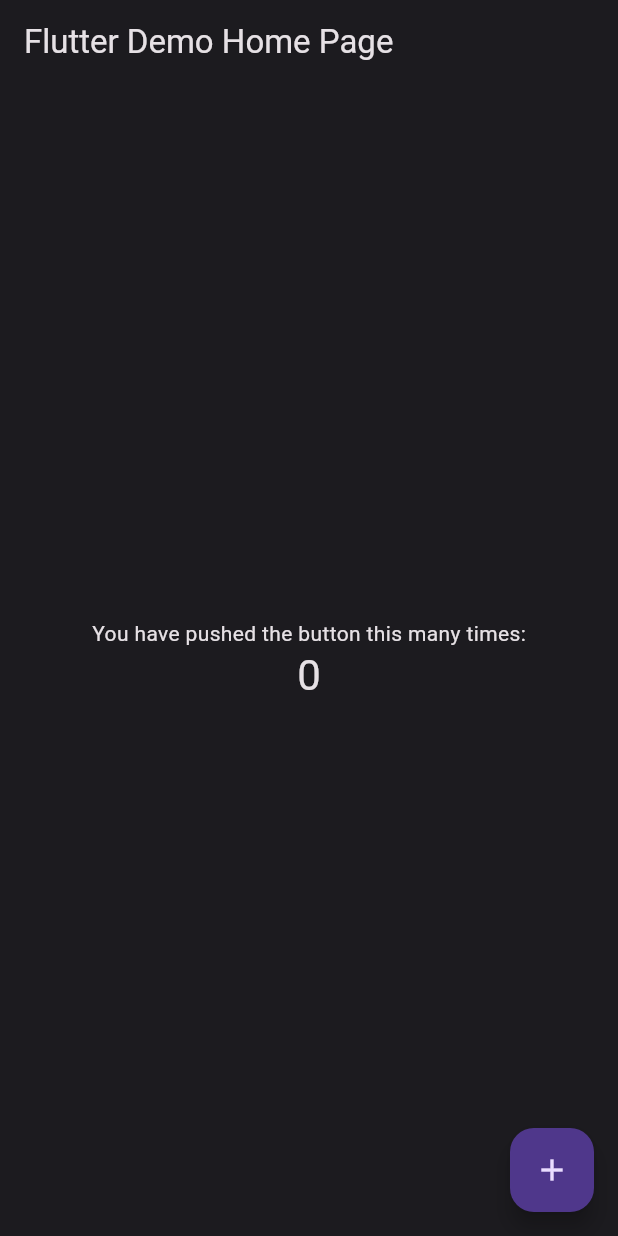
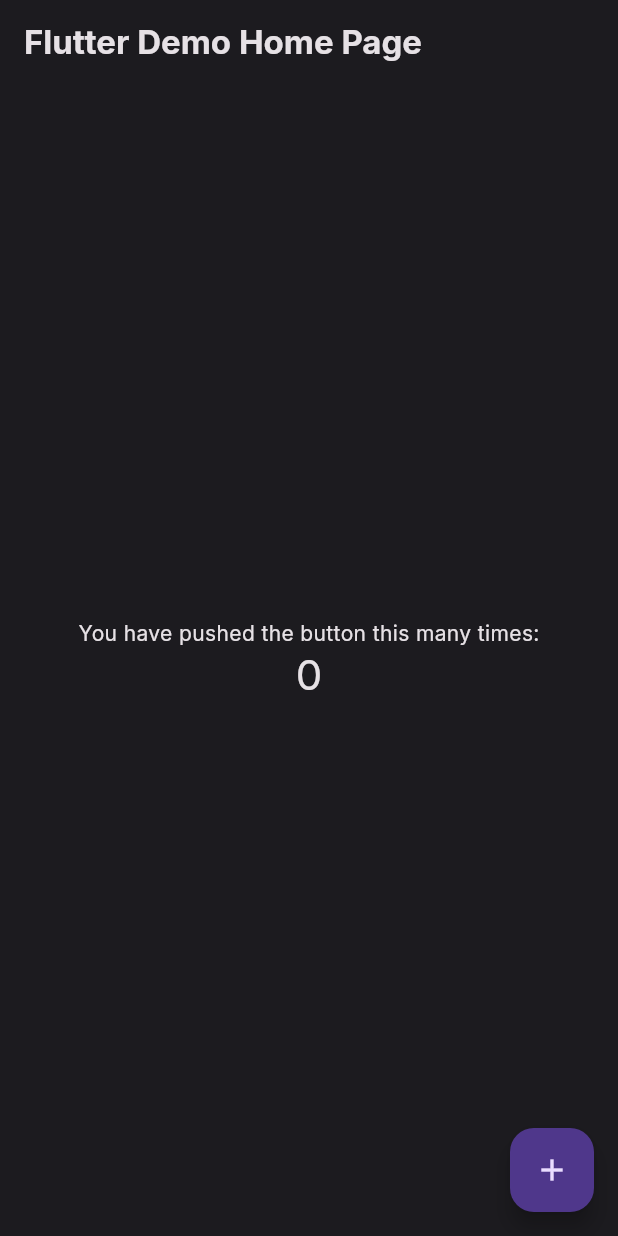
Before and after one commit to leehack/flutter_skeleton, a Flutter app: the screen it shows after launch, on a phone screen of 412 x 824 dp. Run offline on Flutter 3.47's test engine with Material 2 defaults, Android fonts, the phone set to English and light mode, and no system bars; our stand-ins replace google_fonts.

Commit message:
Apply typography

```diff
--- a/apps/main_app/lib/main.dart
+++ b/apps/main_app/lib/main.dart
@@ -1,5 +1,6 @@
 import 'package:flutter/material.dart';
 import 'package:main_app/theme/color_schemes.g.dart';
+import 'package:main_app/theme/typography.dart';
 
 void main() {
   runApp(const MyApp());
@@ -12,8 +13,16 @@ class MyApp extends StatelessWidget {
   Widget build(BuildContext context) {
     return MaterialApp(
       title: 'Flutter Demo',
-      theme: ThemeData(useMaterial3: true, colorScheme: lightColorScheme),
-      darkTheme: ThemeData(useMaterial3: true, colorScheme: darkColorScheme),
+      theme: ThemeData(
+        useMaterial3: true,
+        colorScheme: lightColorScheme,
+        textTheme: textTheme,
+      ),
+      darkTheme: ThemeData(
+        useMaterial3: true,
+        colorScheme: darkColorScheme,
+        textTheme: textTheme,
+      ),
       themeMode: ThemeMode.dark,
       home: const MyHomePage(title: 'Flutter Demo Home Page'),
     );
--- /dev/null
+++ b/apps/main_app/lib/theme/typography.dart
@@ -0,0 +1,83 @@
+import 'package:flutter/material.dart';
+import 'package:google_fonts/google_fonts.dart';
+
+final textTheme = TextTheme(
+  displayLarge: GoogleFonts.inter(
+    fontWeight: FontWeight.w400,
+    fontSize: 57,
+    height: 64 / 57,
+    letterSpacing: -0.25,
+  ),
+  displayMedium: GoogleFonts.inter(
+    fontWeight: FontWeight.w400,
+    fontSize: 45,
+    height: 52 / 45,
+  ),
+  displaySmall: GoogleFonts.inter(
+    fontWeight: FontWeight.w400,
+    fontSize: 36,
+    height: 44 / 36,
+  ),
+  headlineLarge: GoogleFonts.inter(
+    fontWeight: FontWeight.w400,
+    fontSize: 32,
+    height: 40 / 32,
+  ),
+  headlineMedium: GoogleFonts.inter(
+    fontWeight: FontWeight.w400,
+    fontSize: 28,
+    height: 36 / 28,
+  ),
+  headlineSmall: GoogleFonts.inter(
+    fontWeight: FontWeight.w400,
+    fontSize: 24,
+    height: 32 / 24,
+  ),
+  titleLarge: GoogleFonts.inter(
+    fontWeight: FontWeight.w700,
+    fontSize: 22,
+    height: 28 / 22,
+  ),
+  titleMedium: GoogleFonts.inter(
+    fontWeight: FontWeight.w600,
+    fontSize: 16,
+    height: 24 / 16,
+    letterSpacing: 0.1,
+  ),
+  titleSmall: GoogleFonts.inter(
+    fontWeight: FontWeight.w600,
+    fontSize: 14,
+    height: 20 / 14,
+    letterSpacing: 0.1,
+  ),
+  labelLarge: GoogleFonts.inter(
+    fontWeight: FontWeight.w700,
+    fontSize: 14,
+    height: 20 / 14,
+  ),
+  labelMedium: GoogleFonts.inter(
+    fontWeight: FontWeight.w700,
+    fontSize: 12,
+    height: 16 / 12,
+  ),
+  labelSmall: GoogleFonts.inter(
+    fontWeight: FontWeight.w700,
+    fontSize: 11,
+    height: 16 / 11,
+  ),
+  bodyLarge: GoogleFonts.inter(
+    fontWeight: FontWeight.w400,
+    fontSize: 16,
+    height: 24 / 16,
+  ),
+  bodyMedium: GoogleFonts.inter(
+    fontWeight: FontWeight.w400,
+    fontSize: 14,
+    height: 20 / 14,
+  ),
+  bodySmall: GoogleFonts.inter(
+    fontWeight: FontWeight.w400,
+    fontSize: 12,
+    height: 16 / 12,
+  ),
+);
--- a/apps/main_app/pubspec.yaml
+++ b/apps/main_app/pubspec.yaml
@@ -38,6 +38,7 @@ dependencies:
   # The following adds the Cupertino Icons font to your application.
   # Use with the CupertinoIcons class for iOS style icons.
   cupertino_icons: ^1.0.2
+  google_fonts: ^3.0.1
 
 dev_dependencies:
   flutter_test:
```
Also changed, not shown: apps/main_app/pubspec.lock, 10 other files.
